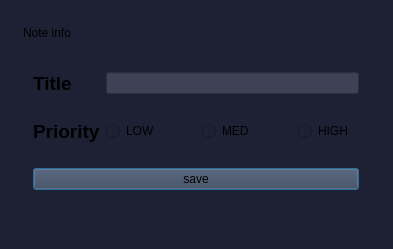
This is src/forms/addnote.ui in nurofenchik/Notebook as Qt 5 draws it before an edit. The edited form follows.
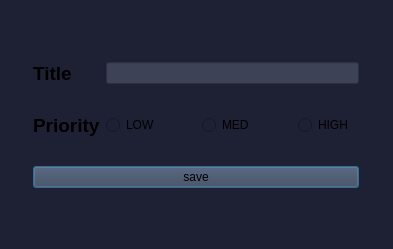
This is the edited form.

Commit message: First stage of creating mainwindow ui for changing note info

Diff of the .ui file:
```diff
--- a/src/forms/addnote.ui
+++ b/src/forms/addnote.ui
@@ -141,7 +141,7 @@
 }</string>
      </property>
      <property name="title">
-      <string>Note info</string>
+      <string/>
      </property>
      <layout class="QGridLayout" name="gridLayout">
       <item row="1" column="3">
```
The commit also changes 7 other files.
